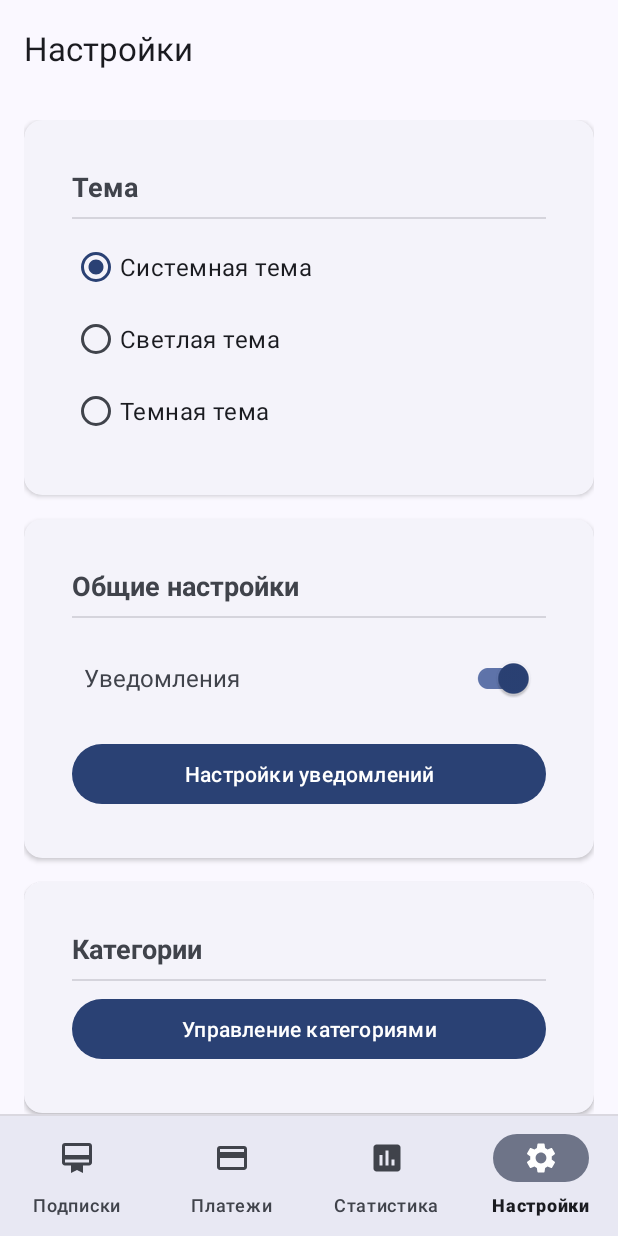
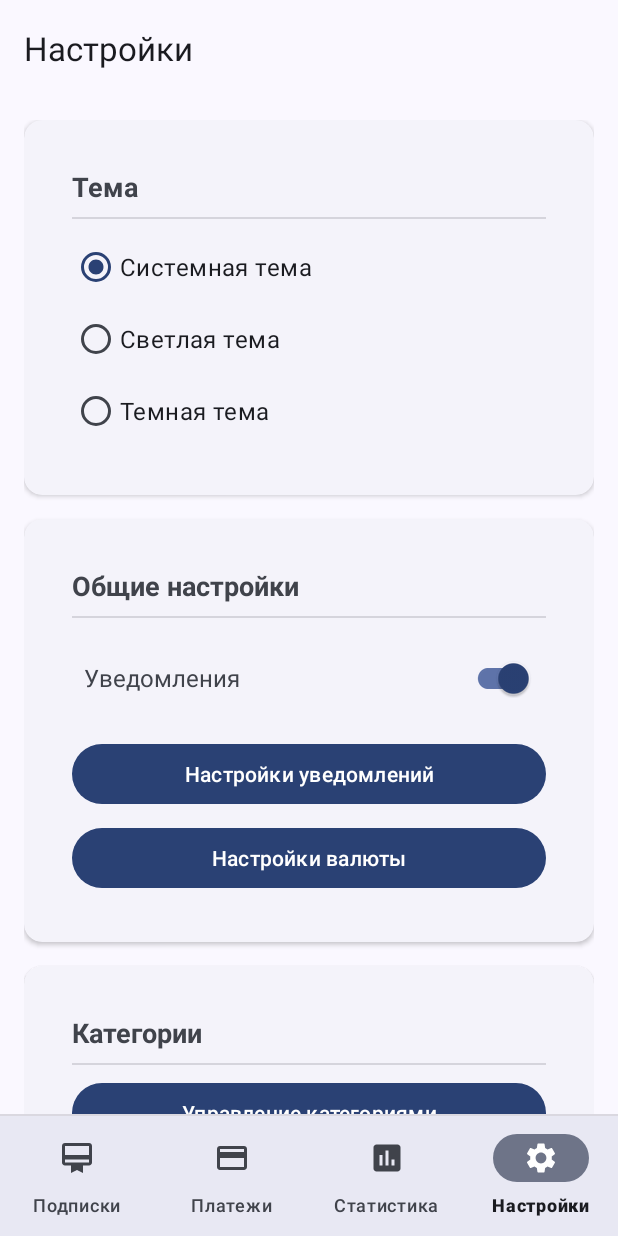
Before and after one commit to onlive1337/Trackify, an Android app: the SettingsFragment screen opened through its navigation route, on a phone screen of 412 x 824 dp. Run offline under Robolectric (Android 15) with nearby library versions, the phone set to English and light mode, and no system bars; our stand-ins replace Room's generated code, navigation-ui.

Commit message:
feat: Add currency settings to settings fragment
- Added a new button for currency settings in the settings fragment.
- Added `currency_settings` string resource.
- Added the `ic_menu_sort_by_size` icon to the button.

```diff
--- a/app/src/main/res/layout/fragment_settings.xml
+++ b/app/src/main/res/layout/fragment_settings.xml
@@ -132,6 +132,15 @@
                     android:text="Настройки уведомлений"
                     android:drawableStart="@drawable/ic_settings"
                     android:drawablePadding="8dp" />
+
+                <Button
+                    android:id="@+id/buttonCurrencySettings"
+                    android:layout_width="match_parent"
+                    android:layout_height="wrap_content"
+                    android:layout_marginTop="8dp"
+                    android:text="@string/currency_settings"
+                    android:drawableStart="@android:drawable/ic_menu_sort_by_size"
+                    android:drawablePadding="8dp" />
             </LinearLayout>
         </com.google.android.material.card.MaterialCardView>
 
```
